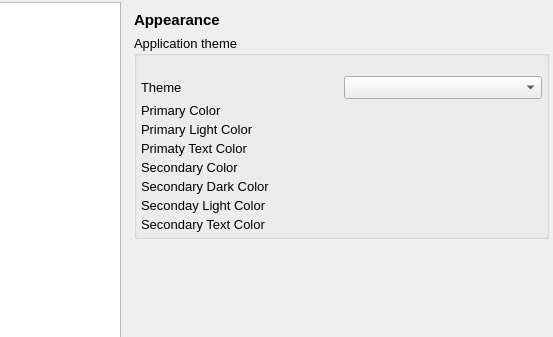
This is src/UserInterface/Forms/PreferencesDialog.ui in PawelekPro/MeshGeneratingTool as Qt 5 draws it before an edit; both pictures show x 81 to 634 and y 0 to 337 of the 634 by 460 pixel window. The edited form follows.
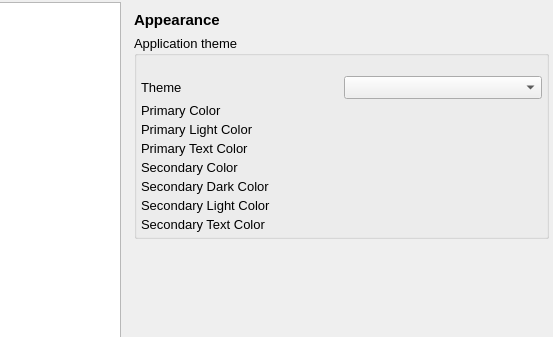
This is the edited form. The open tabs and pages were chosen to show the change. Icons and pictures are not drawn. Custom widgets are drawn as their Qt base class.

Patch:
```diff
--- a/src/UserInterface/Forms/PreferencesDialog.ui
+++ b/src/UserInterface/Forms/PreferencesDialog.ui
@@ -246,14 +246,14 @@
           <item row="6" column="0">
            <widget class="QLabel" name="appSecLightColLabel">
             <property name="text">
-             <string>Seconday Light Color</string>
+             <string>Secondary Light Color</string>
             </property>
            </widget>
           </item>
           <item row="3" column="0">
            <widget class="QLabel" name="appPriamaryTextColLabel">
             <property name="text">
-             <string>Primaty Text Color</string>
+             <string>Primary Text Color</string>
             </property>
            </widget>
           </item>
```
